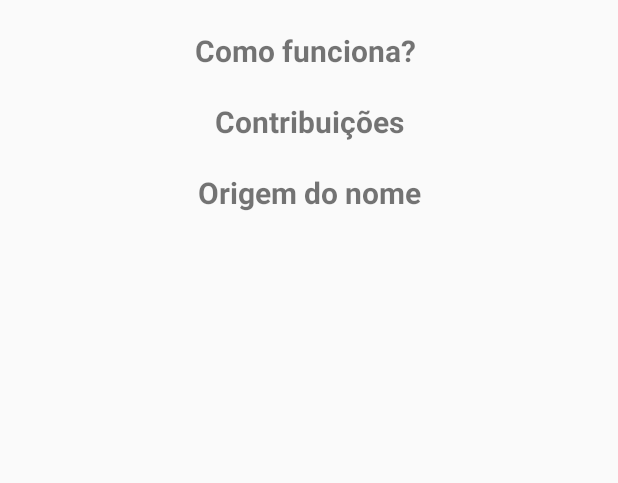
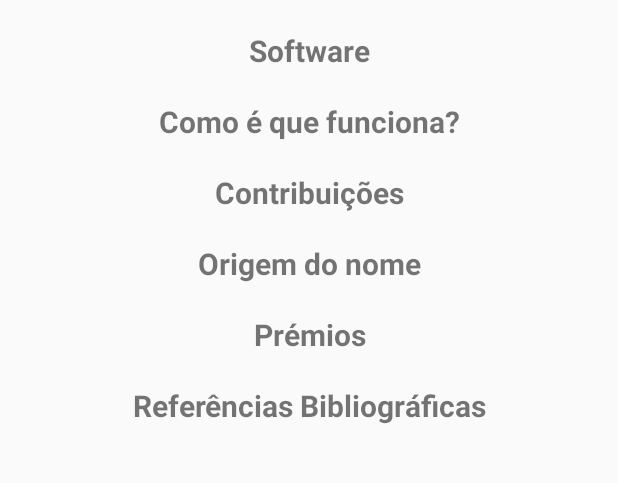
Before and after one commit to andr000ide/Conta-me-Historias, an Android app: the fragment FragmentSobre placed in its activity, on a phone screen of 412 x 824 dp, the part 249-732 px from its top. Run offline under Robolectric (Android 15) with nearby library versions, the phone set to English and light mode, and no system bars; 1 statement that could not run was skipped.

Commit message:
tradução do view "Sobre"

```diff
--- a/app/src/main/java/com/example/projetofinal/Fragments/FragmentSobre.kt
+++ b/app/src/main/java/com/example/projetofinal/Fragments/FragmentSobre.kt
@@ -19,19 +19,17 @@ class FragmentSobre : androidx.fragment.app.Fragment(){
     ): View? {
         val view = inflater.inflate(R.layout.fragment_sobre, container, false)
 
-        topicoArr.add(sobreTopico(titulo = getString(R.string.sobre01), texto = "O Conta-me Histórias é um projeto científico, criado no âmbito dos Prémios Arquivo.pt 2018, que permite aos utilizadores a possibilidade de criarem automaticamente uma sumarização temporal das notícias preservadas pelo Arquivo.pt (http://arquivo.pt). Numa era marcada pela pós-verdade e pelas fake news, o Conta-me Histórias é um importante contributo para uma democracia mais transparente. Esta aplicação permite a qualquer cidadão um acesso livre e democrático a informação contextualizada, assente em fatos e tendencialmente livre de filtros, fazendo uso de diversas fontes. Jornalistas, estudantes e investigadores de diversas áreas, tais como a sociologia, a ciência política, as ciências da comunicaçãos, a história e outras humanidades, encontram aqui uma ferramenta poderosa para o seu trabalho.", url = "<iframe width=\"100%\" height=\"100%\" src=\"https://www.youtube.com/embed/DrX1PjpyNHw\" frameborder=\"0\" allowfullscreen></iframe>"))
-        topicoArr.add(sobreTopico(titulo = "Como funciona? ", texto = "O Arquivo.pt preserva milhões de ficheiros recolhidos da web desde 1996 e disponibiliza um serviço público de pesquisa sobre esta informação. Periodicamente recolhe e armazena informação publicada na Web. Este processo de preservação é realizado de forma automática através de um sistema informático distribuído de larga-escala.\n" +
-                "\n" +
-                "Para mostrar os dados do Arquivo.pt, mostramos ao utilizador os excertos mais importantes (nomeadamente títulos noticiosos) de um tópico ao longo do tempo. Para a seleção dos melhores títulos de notícias, recorremos a YAKE! um extrator de palavras-chave desenvolvido pela nossa equipa, e que recentemente foi premiado como Best Short Paper na 40ª edição da European Conference for Information Retrieval (ECIR'18 ).\n" +
-                "\n" +
-                "\n" +
-                "Adicionalmente, utilizamos o SentiLex-PT01, uma ferramenta de análise de sentimentos para a língua portuguesa desenvolvida por uma equipa de investigadores nacional, utilizada no nosso projeto com o objetivo de analisar o sentimento dos títulos selecionados como relevantes pela YAKE!.\n" +
-                "\n" +
-                "\n" +
-                "Finalmente, fazemos uso do PAMPO (desenvolvido por elementos da nossa equipa de investigação) com o objetivo de detetar o conjunto de termos relevantes mais relacionados com a pesquisa.", url = ""))
-        topicoArr.add(sobreTopico(titulo = "Contribuições", texto = "Acreditamos que o Conta-me Histórias é, neste contexto, um importante contributo para uma democracia mais transparente, ao permitir a qualquer cidadão (incluindo jornalistas, estudantes, cientistas sociais de áreas como sociologia, ciência política, ciências da comunicação e história, etc) um acesso livre e democrático a informação contextualizada (assente em fatos e tendencialmente livre de filtros ao fazer uso de diversas fontes jornalísticas).", url = ""))
+        //topicoArr.add(sobreTopico(titulo = getString(R.string.sobre01), texto = "O Conta-me Histórias é um projeto científico, criado no âmbito dos Prémios Arquivo.pt 2018, que permite aos utilizadores a possibilidade de criarem automaticamente uma sumarização temporal das notícias preservadas pelo Arquivo.pt (http://arquivo.pt). Numa era marcada pela pós-verdade e pelas fake news, o Conta-me Histórias é um importante contributo para uma democracia mais transparente. Esta aplicação permite a qualquer cidadão um acesso livre e democrático a informação contextualizada, assente em fatos e tendencialmente livre de filtros, fazendo uso de diversas fontes. Jornalistas, estudantes e investigadores de diversas áreas, tais como a sociologia, a ciência política, as ciências da comunicaçãos, a história e outras humanidades, encontram aqui uma ferramenta poderosa para o seu trabalho.", url = "<iframe width=\"100%\" height=\"100%\" src=\"https://www.youtube.com/embed/DrX1PjpyNHw\" frameborder=\"0\" allowfullscreen></iframe>"))
+        topicoArr.add(sobreTopico(titulo = getString(R.string.sobreConta), texto = getString(R.string.sobreContaT), url = "<iframe width=\"100%\" height=\"100%\" src=\"https://www.youtube.com/embed/DrX1PjpyNHw\" frameborder=\"0\" allowfullscreen></iframe>"))
+        topicoArr.add(sobreTopico(titulo = "Software", texto = getString(R.string.sobreSoftwareT), url = ""))
+
+        topicoArr.add(sobreTopico(titulo = getString(R.string.sobreFunciona), texto = getString(R.string.sobreFuncionaT), url = "<iframe width=\"100%\" height=\"100%\" src=\"https://www.youtube.com/embed/b4_ZBr2ijVw\" frameborder=\"0\" allowfullscreen></iframe>"))
+        topicoArr.add(sobreTopico(titulo = getString(R.string.sobreContribuicoes), texto = getString(R.string.sobreContribuicoesT)+"\n"+getString(R.string.sobreContribuicoesT02), url = ""))
         topicoArr.add(sobreTopico(titulo = "Origem do nome", texto = "O nome 'Conta-me Histórias' é uma homenagem à música dos Xutos & Pontapés de mesmo nome, com o intuito de retratar um dos objetivos do projeto, ou seja, o de quereremos contar histórias ao utilizador, que, tal como diz a música, sejam relativas a algo que este não viu ou do qual não se recorda.", url =  "<iframe width=\"100%\" height=\"100%\" src=\"https://www.youtube.com/embed/b4_ZBr2ijVw\" frameborder=\"0\" allowfullscreen></iframe>"))
-
+        topicoArr.add(sobreTopico(titulo = getString(R.string.sobrePremios), texto = getString(R.string.sobrePremiosT), url = ""))
+        topicoArr.add(sobreTopico(titulo = getString(R.string.sobreReferencias), texto = getString(R.string.sobreReferenciasT01) +"\n"+
+                getString(R.string.sobreReferenciasT02) + "\n" +
+                getString(R.string.sobreReferenciasT03), url = ""))
         // Creates a vertical Layout Manager
 
 
--- a/app/src/main/res/layout/sobre_layout.xml
+++ b/app/src/main/res/layout/sobre_layout.xml
@@ -31,6 +31,7 @@
                     android:layout_height="wrap_content"
                     android:gravity="center_horizontal"
                     android:textSize="18dp"
+                    android:justificationMode="inter_word"
                     android:id="@+id/topico_texto"
                     tools:text="O Conta-me Histórias é um projeto científico, criado no âmbito dos Prémios Arquivo.pt 2018, que permite aos utilizadores a possibilidade de criarem automaticamente uma sumarização temporal das notícias preservadas pelo Arquivo.pt (http://arquivo.pt). Numa era marcada pela pós-verdade e pelas fake news, o Conta-me Histórias é um importante contributo para uma democracia mais transparente. Esta aplicação permite a qualquer cidadão um acesso livre e democrático a informação contextualizada, assente em fatos e tendencialmente livre de filtros, fazendo uso de diversas fontes. Jornalistas, estudantes e investigadores de diversas áreas, tais como a sociologia, a ciência política, as ciências da comunicaçãos, a história e outras humanidades, encontram aqui uma ferramenta poderosa para o seu trabalho." />
 
--- a/app/src/main/res/values/strings.xml
+++ b/app/src/main/res/values/strings.xml
@@ -23,7 +23,50 @@
     <string name="menu_pesquisar">Pesquisar</string>
     <string name="menu_sobre">Sobre</string>
     <string name="menu_equipa">Equipa</string>
-    <string name="sobre01">O que é o Conta-me Histórias?</string>
+    <string name="sobreConta">O que é o Conta-me Histórias?</string>
+    <string name="sobreContaT">Conta-me Histórias [http://contamehistorias.pt] é uma plataforma agregadora de notícias que
+        oferece aos seus utilizadores a possibilidade de navegar e revisitar eventos no passado. Inicialmente
+        desenvolvido em cima de notícias preservadas pelo arquivo da web portuguesa [http://arquivo.pt], foi
+        posteriormente extendido para suportar diferentes tipos de dados, tais como notícias da Reuters, Bloomberg, Bing
+        ou o Signal Media dataset.
+    </string>
+    <string name="sobreFunciona">Como é que funciona?</string>
+    <string name="sobreFuncionaT">O Conta-me Histórias obtém informação a partir de arquivos web (e.g., Arquivo.pt) e media
+        tradicionais (e.g., Reuters, Bloomberg ou Bing News) disponibilizando um serviço de pesquisa “à lá Google” que
+        oferece aos seus utilizadores uma contextualização histórica de um dado evento (em alguns casos a partir de
+        conteúdos atualmente já inexistentes na web convencional). Para selecionar as melhores estórias ao longo do
+        tempo, recorremos ao YAKE! um extrator de palavras relevantes desenvolvido pela nossa equipa de investigação, e
+        que neste contexto é utilizado para selecionar os excertos mais importantes de uma notícia (mais concretamente
+        os seus títulos) ao longo do tempo.
+    </string>
+    <string name="sobreContribuicoes">Contribuições</string>
+    <string name="sobreContribuicoesT">Ao longo da última década, temos vindo a assistir a um crescente aumento na disponibilização de conteúdos online, colocando novos desafios àqueles que pretendem entender a estória de um dado evento. Mais recentemente, fenómenos como o media bias, as fake news e as filter bubbles, vieram adensar ainda mais as dificuldades já existentes no acesso transparente à informação.
+    </string>
+    <string name="sobreSoftwareT">Conta-me Histórias encontra-se disponível no Google Play [colocar depois o link do Google
+        Play], online [http://contamehistorias.pt] e no Github
+        [https://github.com/LIAAD/TemporalSummarizationFramework], plataforma através da qual disponibilizamos uma
+        biblioteca Python do Conta-me Histórias capaz de ser extendida a diferentes conjuntos de dados e línguas.
+    </string>
+    <string name="sobrePremios">Prémios</string>
+    <string name="sobrePremiosT">O Conta-me Histórias [Tell me Stories] foi o vencedor dos prémios Arquivo.pt 2018
+        [https://sobre.arquivo.pt/en/arquivo-pt-2018-award-winners/] e da Best Demo Presentation no ECIR’19
+        [http://www.ecir2019.org].
+    </string>
+    <string name="sobreReferencias">Referências Bibliográficas</string>
+    <string name="sobreReferenciasT01">O Conta-me Histórias é um produto de investigação científica. Por favor cite os
+        seguintes trabalhos no âmbito de uma publicação científica, projeto de investigação ou produto:
+    </string>
+    <string name="sobreReferenciasT02">Campos, R., Pasquali, A., Mangaravite, V., Jorge, A., and Jatowt, A. (2020).
+        Automatic generation of timelines for past events. In Gomes, D., et al. (Eds.), The Past Web: exploring web
+        archives. Springer Book.
+    </string>
+    <string name="sobreReferenciasT03">Pasquali, A., Mangaravite, V., Campos, R., Jorge, A., and Jatowt, A. (2019).
+        Interactive System for Automatically Generating Temporal Narratives. In Azzopardi et al. (Eds.), Lecture Notes
+        in Computer Science - Advances in Information Retrieval - 41st European Conference on Information Retrieval
+        (ECIR\'19). Cologne, Germany. April 14 – 18. (Vol. 11438 (2019), pp. 251 - 255)
+    </string>
+    <string name="sobreContribuicoesT02">O Conta-me Histórias surge neste contexto, como um importante contributo para todos aqueles que pretendem ter acesso rápido a uma visão geral de um dado evento criando narrativas resumidas a partir de um elevado volume de dados. Oferecemos desta forma aos seus utilizadores (estudantes, jornalistas, políticos, investigadores, etc) uma ferramenta privilegiada para o acesso a qualquer tipo de dados que tenha sido objeto de cobertura noticiosa.
+    </string>
 
     <string-array name="country_arrays">
         <item>Last 5 years</item>
```
Also changed, not shown: 1 other file.
